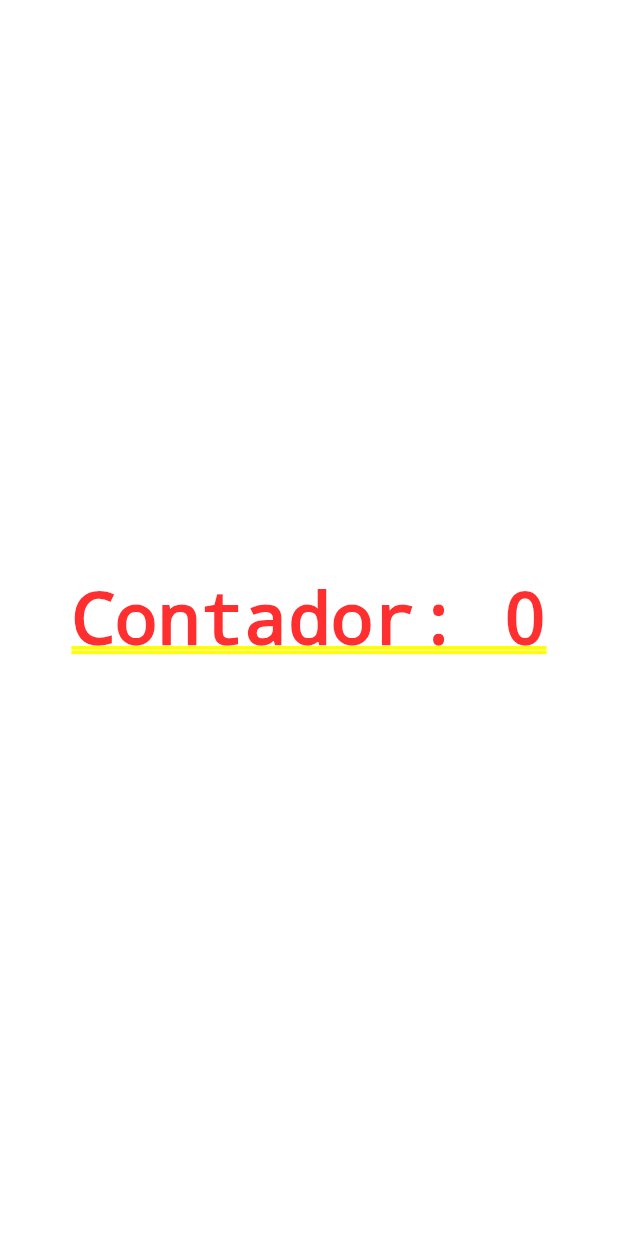
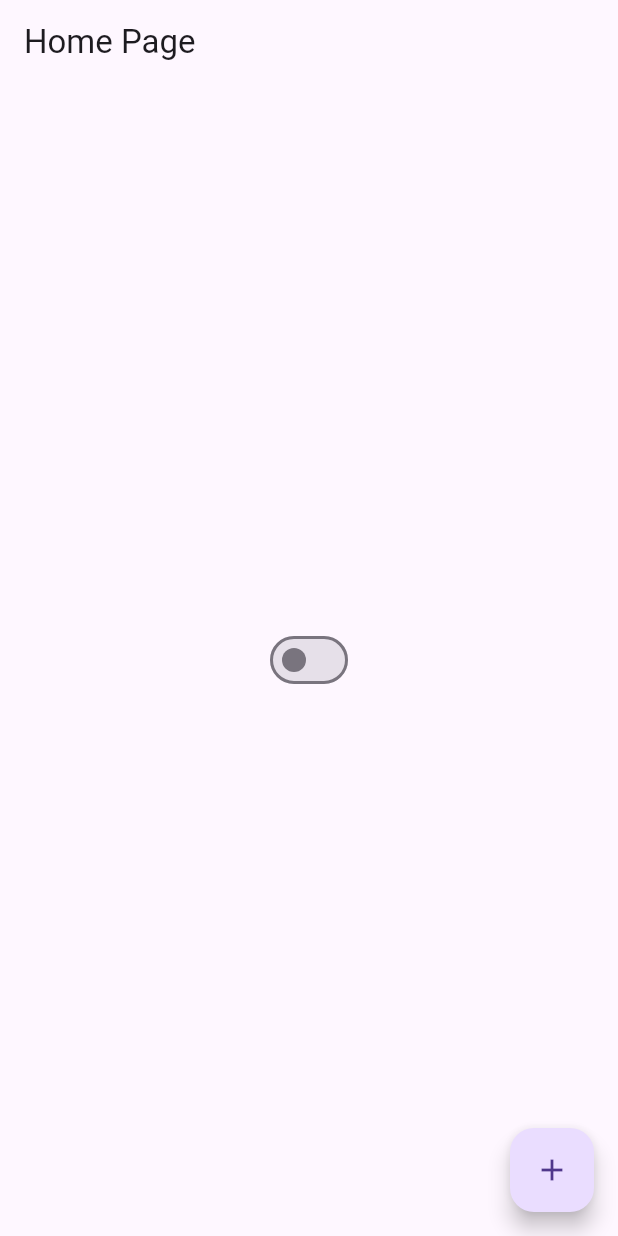
Before and after one commit to JoaoJunio09/flutter, a Flutter app: the screen it shows after launch, on a phone screen of 412 x 824 dp. Run offline on Flutter 3.47's test engine with Material 3 defaults, Android fonts, the light colour scheme and no system bars.

Commit message:
Contador e Notifier para trocar de tema

```diff
--- /dev/null
+++ b/hello_world/lib/appController.dart
@@ -0,0 +1,11 @@
+import 'package:flutter/material.dart';
+
+class Appcontroller extends ChangeNotifier {
+  static Appcontroller instance = Appcontroller();
+
+  bool isDarkTheme = false;
+  changeTheme() {
+    isDarkTheme = !isDarkTheme;
+    notifyListeners();
+  }
+}
--- a/hello_world/lib/appWidget.dart
+++ b/hello_world/lib/appWidget.dart
@@ -1,12 +1,23 @@
 import 'package:flutter/material.dart';
+import 'package:hello_world/appController.dart';
 import 'package:hello_world/homePage.dart';
 
 class AppWidget extends StatelessWidget {
   @override
   Widget build(Object context) {
-    return MaterialApp(
-      theme: ThemeData(primarySwatch: Colors.red),
-      home: HomePage(),
+    return AnimatedBuilder(
+      animation: Appcontroller.instance,
+      builder: (context, child) {
+        return MaterialApp(
+          theme: ThemeData(
+            primarySwatch: Colors.red,
+            brightness: Appcontroller.instance.isDarkTheme
+                ? Brightness.dark
+                : Brightness.light,
+          ),
+          home: HomePage(),
+        );
+      },
     );
   }
 }
--- a/hello_world/lib/homePage.dart
+++ b/hello_world/lib/homePage.dart
@@ -1,4 +1,5 @@
 import 'package:flutter/material.dart';
+import 'package:hello_world/appController.dart';
 
 class HomePage extends StatefulWidget {
   @override
@@ -12,17 +13,26 @@ class HomePageState extends State<HomePage> {
 
   @override
   Widget build(BuildContext context) {
-    return Container(
-      child: Center(
-        child: GestureDetector(
-          child: Text('Contador: $counter'),
-          onTap: () {
+    return Scaffold(
+      appBar: AppBar(title: Text('Home Page')),
+      body: Center(
+        child: Switch(
+          value: Appcontroller.instance.isDarkTheme,
+          onChanged: (value) {
             setState(() {
-              counter++;
+              Appcontroller.instance.changeTheme();
             });
           },
         ),
       ),
+      floatingActionButton: FloatingActionButton(
+        child: Icon(Icons.add),
+        onPressed: () {
+          setState(() {
+            counter++;
+          });
+        },
+      ),
     );
   }
 }
```
Also changed, not shown: anotações importantes.txt (+8 -0 lines).
